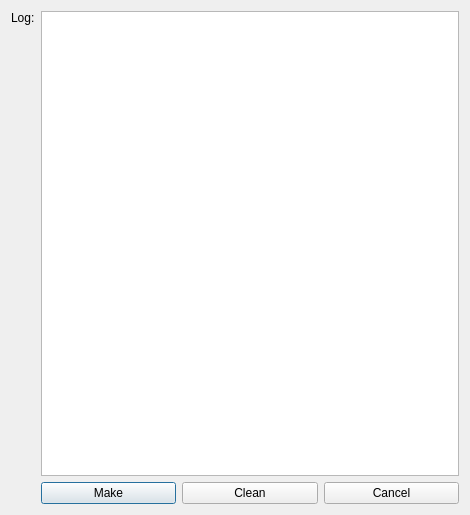
Qt form src/brickv/plugin_system/plugins/red/ui/program_info_delphi_compile.ui (Tinkerforge/brickv) before a commit.
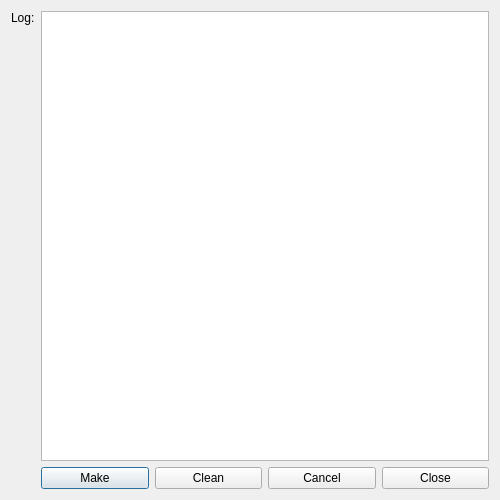
The same form after that commit.

Commit message: red-brick/pi: Add dedicated close button to C/C++ and Delphi compile dialog

The edit to the form file:
```diff
--- a/src/brickv/plugin_system/plugins/red/ui/program_info_delphi_compile.ui
+++ b/src/brickv/plugin_system/plugins/red/ui/program_info_delphi_compile.ui
@@ -6,8 +6,8 @@
    <rect>
     <x>0</x>
     <y>0</y>
-    <width>470</width>
-    <height>515</height>
+    <width>500</width>
+    <height>500</height>
    </rect>
   </property>
   <property name="windowTitle">
@@ -32,7 +32,7 @@
        </property>
       </widget>
      </item>
-     <item row="0" column="1" colspan="3">
+     <item row="0" column="1" colspan="4">
       <widget class="QPlainTextEdit" name="edit_log">
        <property name="sizePolicy">
         <sizepolicy hsizetype="Expanding" vsizetype="Expanding">
@@ -81,6 +81,13 @@
        </property>
       </widget>
      </item>
+     <item row="1" column="4">
+      <widget class="QPushButton" name="button_close">
+       <property name="text">
+        <string>Close</string>
+       </property>
+      </widget>
+     </item>
     </layout>
    </item>
   </layout>
```
Left out of the diff: 1 changed line with no effect on the pictures. The commit also changes 3 other files.
